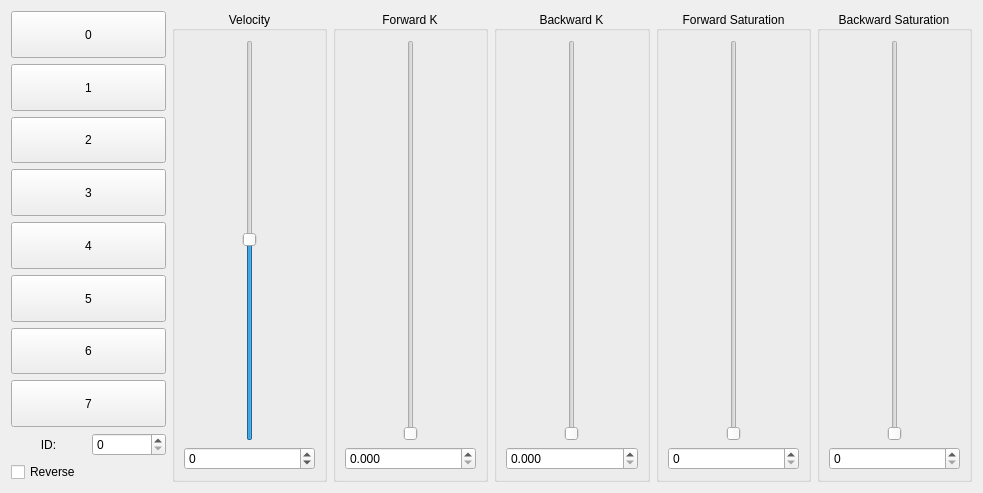
First picture: the form in SettingsWindow/ThrusterSettings/thrustersettings.ui, repository hydronautics-team/PoolsideGUI, before the edit.
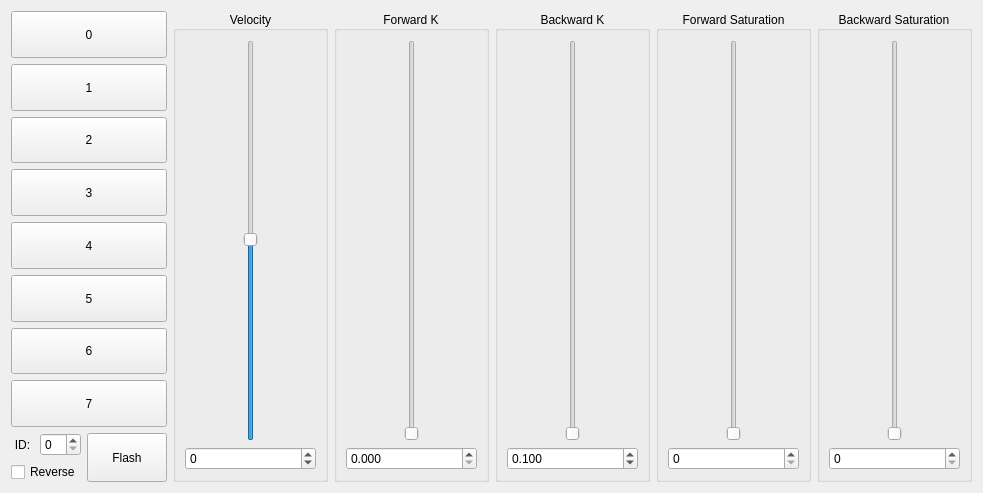
Second picture: the form after the edit.

Commit message: bugs in thruster settings fixed. create interface in rov mode

Patch:
```diff
--- a/SettingsWindow/ThrusterSettings/thrustersettings.ui
+++ b/SettingsWindow/ThrusterSettings/thrustersettings.ui
@@ -123,6 +123,10 @@
         </widget>
        </item>
        <item>
+        <layout class="QHBoxLayout" name="horizontalLayout_3">
+         <item>
+          <layout class="QVBoxLayout" name="verticalLayout_3">
+           <item>
         <layout class="QHBoxLayout" name="horizontalLayout_2">
          <item>
           <widget class="QLabel" name="label">
@@ -149,6 +153,23 @@
       </layout>
      </item>
      <item>
+          <widget class="QPushButton" name="flashButton">
+           <property name="sizePolicy">
+            <sizepolicy hsizetype="Minimum" vsizetype="Preferred">
+             <horstretch>0</horstretch>
+             <verstretch>0</verstretch>
+            </sizepolicy>
+           </property>
+           <property name="text">
+            <string>Flash</string>
+           </property>
+          </widget>
+         </item>
+        </layout>
+       </item>
+      </layout>
+     </item>
+     <item>
       <widget class="QGroupBox" name="groupBoxVelosity">
        <property name="title">
         <string>Velocity</string>
@@ -263,12 +284,27 @@
         </item>
         <item>
          <widget class="QDoubleSpinBox" name="spinBoxBackwardK">
+          <property name="wrapping">
+           <bool>false</bool>
+          </property>
+          <property name="frame">
+           <bool>true</bool>
+          </property>
           <property name="decimals">
            <number>3</number>
           </property>
           <property name="maximum">
            <double>1.000000000000000</double>
           </property>
+          <property name="singleStep">
+           <double>0.100000000000000</double>
+          </property>
+          <property name="stepType">
+           <enum>QAbstractSpinBox::AdaptiveDecimalStepType</enum>
+          </property>
+          <property name="value">
+           <double>0.100000000000000</double>
+          </property>
          </widget>
         </item>
        </layout>
```
Left out of the diff: 3 changed lines with no effect on the pictures. Lines whose indentation alone changed are shown as unchanged. The commit also changes 5 other files.
